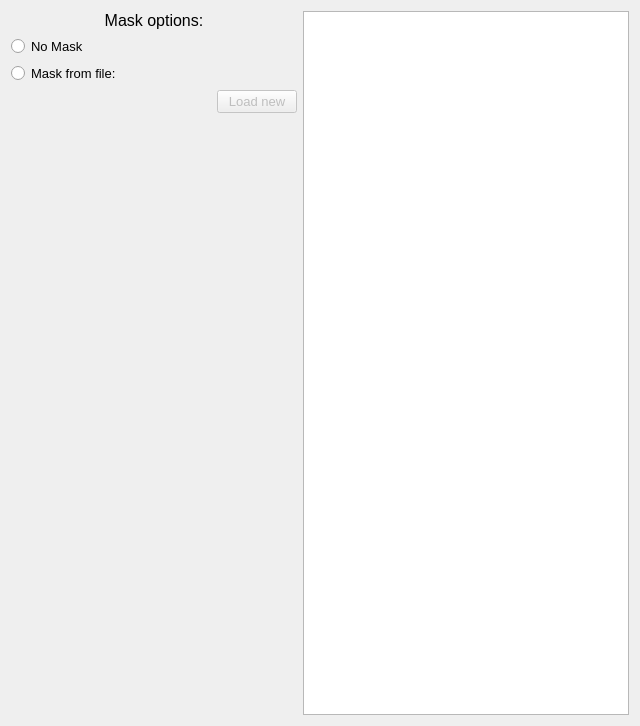
Old version of the form src/uis/asapo_image_setup.ui in the repository yamedvedya/data_viewer.
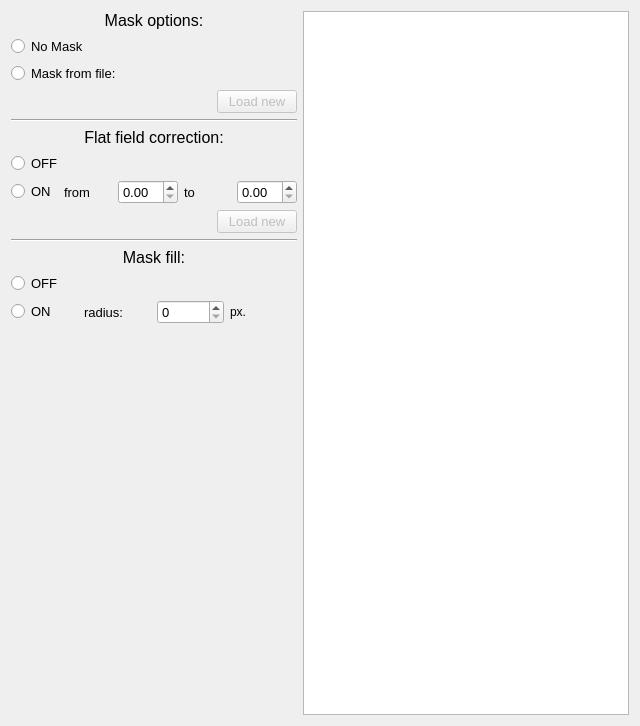
New version of the form. Custom widgets are drawn as their Qt base class.

Commit message: ff, gap fill

What changed in the file:
```diff
--- a/src/uis/asapo_image_setup.ui
+++ b/src/uis/asapo_image_setup.ui
@@ -96,6 +96,226 @@
        </item>
       </layout>
      </item>
+     <item>
+      <widget class="Line" name="line">
+       <property name="orientation">
+        <enum>Qt::Horizontal</enum>
+       </property>
+      </widget>
+     </item>
+     <item>
+      <widget class="QLabel" name="label_2">
+       <property name="font">
+        <font>
+         <pointsize>12</pointsize>
+        </font>
+       </property>
+       <property name="text">
+        <string>Flat field correction:</string>
+       </property>
+       <property name="alignment">
+        <set>Qt::AlignCenter</set>
+       </property>
+      </widget>
+     </item>
+     <item>
+      <widget class="QRadioButton" name="rb_ff_off">
+       <property name="font">
+        <font>
+         <pointsize>10</pointsize>
+        </font>
+       </property>
+       <property name="text">
+        <string>OFF</string>
+       </property>
+       <property name="checked">
+        <bool>false</bool>
+       </property>
+       <attribute name="buttonGroup">
+        <string notr="true">bg_ff_option</string>
+       </attribute>
+      </widget>
+     </item>
+     <item>
+      <layout class="QHBoxLayout" name="horizontalLayout_7">
+       <item>
+        <widget class="QRadioButton" name="rb_ff_on">
+         <property name="font">
+          <font>
+           <pointsize>10</pointsize>
+          </font>
+         </property>
+         <property name="text">
+          <string>ON</string>
+         </property>
+         <attribute name="buttonGroup">
+          <string notr="true">bg_ff_option</string>
+         </attribute>
+        </widget>
+       </item>
+       <item>
+        <widget class="QLabel" name="label_3">
+         <property name="font">
+          <font>
+           <pointsize>10</pointsize>
+          </font>
+         </property>
+         <property name="text">
+          <string>from</string>
+         </property>
+        </widget>
+       </item>
+       <item>
+        <widget class="QDoubleSpinBox" name="dsb_ff_from">
+         <property name="font">
+          <font>
+           <pointsize>10</pointsize>
+          </font>
+         </property>
+        </widget>
+       </item>
+       <item>
+        <widget class="QLabel" name="label_6">
+         <property name="font">
+          <font>
+           <pointsize>10</pointsize>
+          </font>
+         </property>
+         <property name="text">
+          <string>to</string>
+         </property>
+        </widget>
+       </item>
+       <item>
+        <widget class="QDoubleSpinBox" name="dsb_ff_to">
+         <property name="font">
+          <font>
+           <pointsize>10</pointsize>
+          </font>
+         </property>
+        </widget>
+       </item>
+      </layout>
+     </item>
+     <item>
+      <layout class="QHBoxLayout" name="horizontalLayout_3">
+       <item>
+        <widget class="QLabel" name="lb_ff_file">
+         <property name="minimumSize">
+          <size>
+           <width>200</width>
+           <height>0</height>
+          </size>
+         </property>
+         <property name="text">
+          <string/>
+         </property>
+        </widget>
+       </item>
+       <item>
+        <widget class="QPushButton" name="but_load_ff">
+         <property name="enabled">
+          <bool>false</bool>
+         </property>
+         <property name="font">
+          <font>
+           <pointsize>10</pointsize>
+          </font>
+         </property>
+         <property name="text">
+          <string>Load new</string>
+         </property>
+        </widget>
+       </item>
+      </layout>
+     </item>
+     <item>
+      <widget class="Line" name="line_5">
+       <property name="orientation">
+        <enum>Qt::Horizontal</enum>
+       </property>
+      </widget>
+     </item>
+     <item>
+      <widget class="QLabel" name="label_9">
+       <property name="font">
+        <font>
+         <pointsize>12</pointsize>
+        </font>
+       </property>
+       <property name="text">
+        <string>Mask fill:</string>
+       </property>
+       <property name="alignment">
+        <set>Qt::AlignCenter</set>
+       </property>
+      </widget>
+     </item>
+     <item>
+      <widget class="QRadioButton" name="rb_fill_off">
+       <property name="font">
+        <font>
+         <pointsize>10</pointsize>
+        </font>
+       </property>
+       <property name="text">
+        <string>OFF</string>
+       </property>
+       <property name="checked">
+        <bool>false</bool>
+       </property>
+       <attribute name="buttonGroup">
+        <string notr="true">bg_fill_option</string>
+       </attribute>
+      </widget>
+     </item>
+     <item>
+      <layout class="QHBoxLayout" name="horizontalLayout_9">
+       <item>
+        <widget class="QRadioButton" name="rb_fill_on">
+         <property name="font">
+          <font>
+           <pointsize>10</pointsize>
+          </font>
+         </property>
+         <property name="text">
+          <string>ON</string>
+         </property>
+         <attribute name="buttonGroup">
+          <string notr="true">bg_fill_option</string>
+         </attribute>
+        </widget>
+       </item>
+       <item>
+        <widget class="QLabel" name="label_10">
+         <property name="font">
+          <font>
+           <pointsize>10</pointsize>
+          </font>
+         </property>
+         <property name="text">
+          <string>radius:</string>
+         </property>
+        </widget>
+       </item>
+       <item>
+        <widget class="QSpinBox" name="sb_fill">
+         <property name="font">
+          <font>
+           <pointsize>10</pointsize>
+          </font>
+         </property>
+        </widget>
+       </item>
+       <item>
+        <widget class="QLabel" name="label_11">
+         <property name="text">
+          <string>px.</string>
+         </property>
+        </widget>
+       </item>
+      </layout>
+     </item>
      <item>
       <spacer name="verticalSpacer">
        <property name="orientation">
```
Left out of the diff: 8 changed lines with no effect on the pictures. The commit also changes 11 other files.
